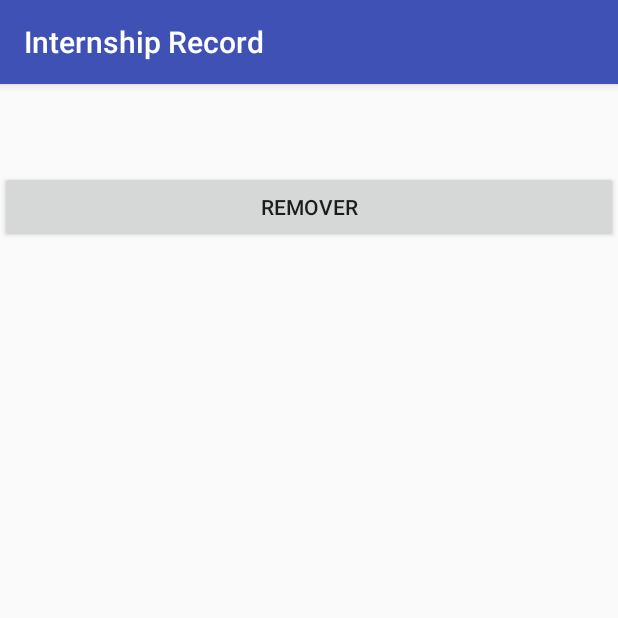
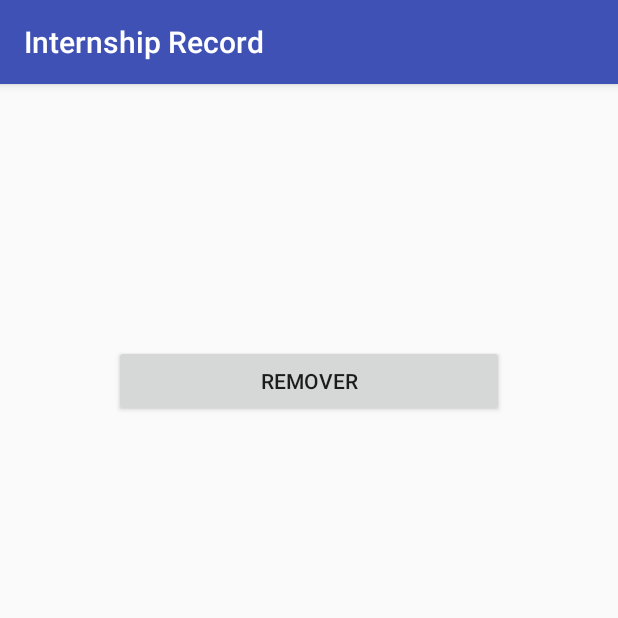
Before and after one commit to matheuskoiti/InternshipRecord, an Android app: the ViewRecordActivity screen opened directly, with no data from a screen before it, on a phone screen of 412 x 824 dp, the top half of it. Run offline under Robolectric (Android 15) with nearby library versions, the phone set to English and light mode, and no system bars; 3 statements that could not run were skipped.

Commit message:
changing view element's position

```diff
--- a/app/src/main/res/layout/activity_record_view.xml
+++ b/app/src/main/res/layout/activity_record_view.xml
@@ -1,12 +1,15 @@
 <?xml version="1.0" encoding="utf-8"?>
 <LinearLayout xmlns:android="http://schemas.android.com/apk/res/android"
     xmlns:tools="http://schemas.android.com/tools"
-    android:layout_width="fill_parent"
-    android:layout_height="fill_parent"
+    android:layout_width="match_parent"
+    android:layout_height="match_parent"
     android:orientation="vertical"
     tools:context="com.internrecord.android.mkoyama.ViewRecordActivity">
     <LinearLayout
-        android:layout_width="fill_parent"
+        android:paddingTop="25dp"
+        android:paddingLeft="15dp"
+        android:paddingRight="15dp"
+        android:layout_width="match_parent"
         android:layout_height="wrap_content"
         android:orientation="horizontal">
         <TextView
@@ -16,7 +19,10 @@
     </LinearLayout>
 
     <LinearLayout
-        android:layout_width="fill_parent"
+        android:paddingTop="25dp"
+        android:paddingLeft="15dp"
+        android:paddingRight="15dp"
+        android:layout_width="match_parent"
         android:layout_height="wrap_content"
         android:orientation="horizontal">
         <TextView
@@ -26,7 +32,10 @@
     </LinearLayout>
 
     <LinearLayout
-        android:layout_width="fill_parent"
+        android:paddingTop="25dp"
+        android:paddingLeft="15dp"
+        android:paddingRight="15dp"
+        android:layout_width="match_parent"
         android:layout_height="wrap_content"
         android:orientation="horizontal">
         <TextView
@@ -35,10 +44,21 @@
             android:layout_height="wrap_content" />
     </LinearLayout>
 
-    <Button
-        android:id="@+id/btn_delete"
-        android:text="Remover"
-        android:onClick="onClickBtnDelete"
+    <LinearLayout
+        android:paddingTop="40dp"
+        android:gravity="center"
         android:layout_width="match_parent"
-        android:layout_height="wrap_content" />
+        android:layout_height="wrap_content"
+        android:orientation="horizontal">
+
+        <Button
+            android:id="@+id/btn_delete"
+            android:text="Remover"
+            android:onClick="onClickBtnDelete"
+            android:gravity="center"
+            android:layout_width="260dp"
+            android:layout_height="wrap_content"
+            style="@style/Widget.AppCompat.Button.Small" />
+    </LinearLayout>
+
 </LinearLayout>
```
Also changed, not shown: app/src/main/res/layout/activity_add_record.xml (+35 -13 lines).
